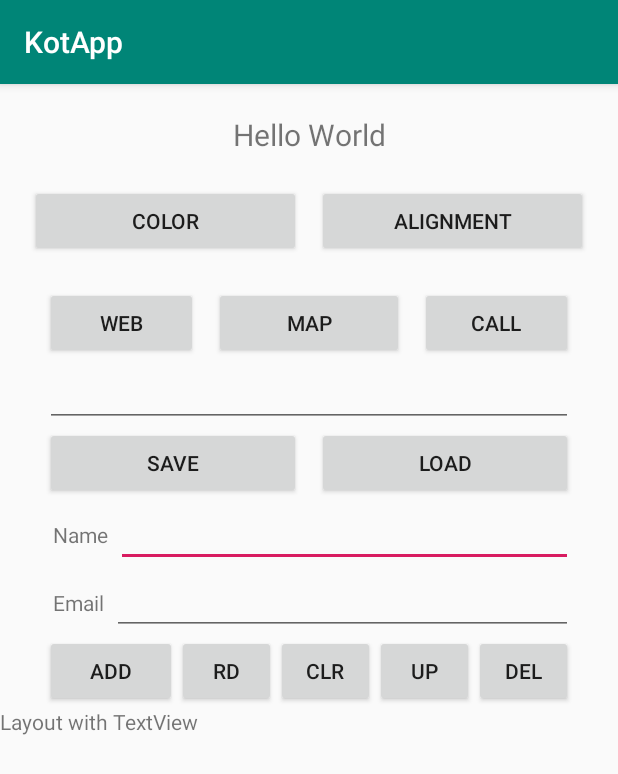
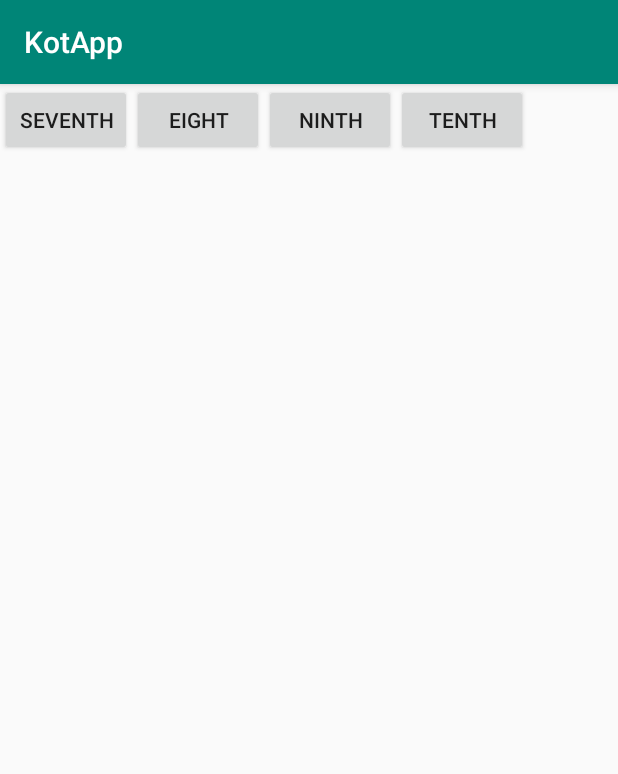
Before and after one commit to frantic-git/KotApp, an Android app: the screen it shows after launch (MainActivity before the commit, FifthActivity after it), after a tap on "LOAD", on a phone screen of 412 x 824 dp. Shown: the top 774 px of the screen. Run offline under Robolectric (Android 15) with nearby library versions, the phone set to English and light mode, and no system bars.

Commit message:
реализация SimpleAdapter

```diff
--- a/app/src/main/AndroidManifest.xml
+++ b/app/src/main/AndroidManifest.xml
@@ -12,6 +12,8 @@
             android:roundIcon="@mipmap/ic_launcher_round"
             android:supportsRtl="true"
             android:theme="@style/AppTheme">
+        <activity android:name=".FifthActivity">
+        </activity>
         <activity android:name=".SixthActivity">
         </activity>
         <activity android:name=".FourthActivity">
--- a/app/src/main/java/ru/frantic/kotapp/AdapterHelper.kt
+++ b/app/src/main/java/ru/frantic/kotapp/AdapterHelper.kt
@@ -77,11 +77,11 @@ class AdapterHelper(_ctx:Context) {
     }
 
     fun getGroupText(groupPos:Int): String? {
-        return (adapter.getGroup(groupPos) as Map<String, String>).get(ATTR_GROUP_NAME)
+        return (adapter.getGroup(groupPos) as? Map<String, String>)?.get(ATTR_GROUP_NAME)
     }
 
     fun getChildText(groupPos: Int, childPos: Int):String?{
-        return (adapter.getChild(groupPos, childPos) as Map<String, String>).get(ATTR_SKILL_NAME)
+        return (adapter.getChild(groupPos, childPos) as? Map<String, String>)?.get(ATTR_SKILL_NAME)
     }
 
     fun getGroupChildText(groupPos: Int, childPos:Int):String?{
--- /dev/null
+++ b/app/src/main/java/ru/frantic/kotapp/FifthActivity.kt
@@ -0,0 +1,60 @@
+package ru.frantic.kotapp
+
+import android.support.v7.app.AppCompatActivity
+import android.os.Bundle
+import android.widget.ListView
+
+class FifthActivity : AppCompatActivity() {
+
+    private val ATTRIBUTE_NAME_TEXT = "text"
+    private val ATTRIBUTE_NAME_VALUE = "value"
+    private val ATTRIBUTE_NAME_IMAGE = "image"
+
+    private val positive = android.R.drawable.arrow_up_float
+    private val negative = android.R.drawable.arrow_down_float
+
+    lateinit var lvSimple:ListView
+
+    override fun onCreate(savedInstanceState: Bundle?) {
+        super.onCreate(savedInstanceState)
+        setContentView(R.layout.activity_fifth)
+
+        val values = intArrayOf(8, 4, -3, 2, -5, 0, 3, -6, 1, -1)
+        val data = ArrayList<Map<String, Any>>(values.size)
+
+        var img:Int
+
+        for(i:Int in values.indices){
+            val m = HashMap<String, Any>()
+            m.put(ATTRIBUTE_NAME_TEXT, "Day " + (i + 1))
+            m.put(ATTRIBUTE_NAME_VALUE, values[i])
+            if (values[i] == 0) img = 0; else
+                img = if(values[i] > 0) positive else negative
+            m.put(ATTRIBUTE_NAME_IMAGE, img);
+            data.add(m);
+        }
+
+        val from = arrayOf(ATTRIBUTE_NAME_TEXT, ATTRIBUTE_NAME_VALUE,
+            ATTRIBUTE_NAME_IMAGE)
+        val to = intArrayOf(R.id.tvText, R.id.tvValue, R.id.ivImg)
+
+
+
+        /*
+
+    // массив имен атрибутов, из которых будут читаться данные
+    String[] from = { ATTRIBUTE_NAME_TEXT, ATTRIBUTE_NAME_VALUE,
+        ATTRIBUTE_NAME_IMAGE };
+    // массив ID View-компонентов, в которые будут вставлять данные
+    int[] to = { R.id.tvText, R.id.tvValue, R.id.ivImg };
+
+    // создаем адаптер
+    MySimpleAdapter sAdapter = new MySimpleAdapter(this, data,
+        R.layout.item, from, to);
+
+    // определяем список и присваиваем ему адаптер
+    lvSimple = (ListView) findViewById(R.id.lvSimple);
+    lvSimple.setAdapter(sAdapter);
+         */
+    }
+}
--- a/app/src/main/java/ru/frantic/kotapp/MainActivity.kt
+++ b/app/src/main/java/ru/frantic/kotapp/MainActivity.kt
@@ -134,7 +134,7 @@ class MainActivity : AppCompatActivity(),View.OnClickListener {
                 Log.d(tag, "push Align")
                 val intent = Intent(this, ThirdActivity::class.java)
                 intent.putExtra("DB_VERSION", DB_VERSION)
-                startActivityForResult(intent, 2);
+                startActivityForResult(intent, 2)
             }
             R.id.btnWeb ->{
                 intent = Intent(Intent.ACTION_VIEW, Uri.parse("http://ya.ru"))
@@ -154,6 +154,8 @@ class MainActivity : AppCompatActivity(),View.OnClickListener {
             }
             R.id.btnLoad ->{
                 loadPref()
+                intent = Intent(this, FifthActivity::class.java)
+                startActivity(intent)
             }
             R.id.btnAdd ->{
                 add()
--- /dev/null
+++ b/app/src/main/res/layout/activity_fifth.xml
@@ -0,0 +1,26 @@
+<?xml version="1.0" encoding="utf-8"?>
+<LinearLayout
+        xmlns:android="http://schemas.android.com/apk/res/android"
+        android:layout_width="fill_parent"
+        android:layout_height="fill_parent"
+        android:orientation="vertical">
+    <LinearLayout android:layout_width="match_parent" android:layout_height="wrap_content">
+        <Button android:layout_width="wrap_content"
+                android:layout_height="wrap_content"
+                android:text="Seventh"/>
+        <Button android:layout_width="wrap_content"
+                android:layout_height="wrap_content"
+        android:text="Eight"/>
+        <Button android:layout_width="wrap_content"
+                android:layout_height="wrap_content"
+        android:text="Ninth"/>
+        <Button android:layout_width="wrap_content"
+                android:layout_height="wrap_content"
+        android:text="Tenth"/>
+    </LinearLayout>
+    <ListView
+            android:id="@+id/lvSimple"
+            android:layout_width="match_parent"
+            android:layout_height="wrap_content">
+    </ListView>
+</LinearLayout>
```
Also changed, not shown: app/src/main/java/ru/frantic/kotapp/SixthActivity.kt (+47 -0 lines), app/src/main/res/layout/item_simple_adapter_ext.xml (added, +40 -0 lines).
